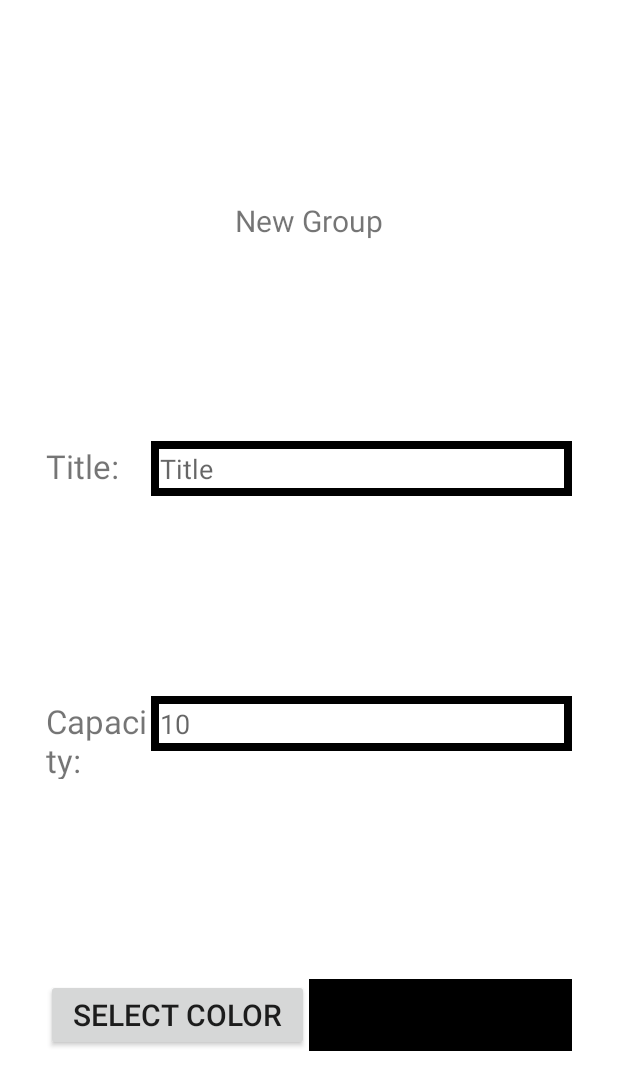
After one commit to asTravars33/TaskMasterMobile, an Android app: the layout create_group_form.xml on its own in the app's theme, with its tools: preview values and no code run, on a phone screen of 412 x 824 dp. The commit adds this screen. Shown: the top 1090 px of the screen. Run offline under Robolectric (Android 15) with nearby library versions, the phone set to English and light mode, and no system bars.

Commit message:
Add feature for adding new group

```diff
--- a/app/src/main/AndroidManifest.xml
+++ b/app/src/main/AndroidManifest.xml
@@ -38,6 +38,11 @@
             android:parentActivityName=".MainActivity">
 
         </activity>
+        <activity
+            android:name=".GroupsActivity"
+            android:parentActivityName=".MainActivity">
+
+        </activity>
     </application>
 
 </manifest>
--- a/app/src/main/java/com/wangjessica/taskmaster/MainActivity.java
+++ b/app/src/main/java/com/wangjessica/taskmaster/MainActivity.java
@@ -174,6 +174,7 @@ public class MainActivity extends AppCompatActivity implements CreateTodoDialogF
     }
     public void gotoGroups(View view){
         Intent intent = new Intent(MainActivity.this, GroupsActivity.class);
+        System.out.println("Starting Groups intent");
         startActivity(intent);
     }
     public void gotoProfile(View view){
--- /dev/null
+++ b/app/src/main/res/layout/create_group_form.xml
@@ -0,0 +1,102 @@
+<?xml version="1.0" encoding="utf-8"?>
+<androidx.constraintlayout.widget.ConstraintLayout xmlns:android="http://schemas.android.com/apk/res/android"
+    android:layout_width="match_parent"
+    android:layout_height="match_parent"
+    xmlns:app="http://schemas.android.com/apk/res-auto">
+    <TextView
+        android:id="@+id/title"
+        android:text="New Group"
+        android:layout_height="wrap_content"
+        android:layout_width="wrap_content"
+        android:textSize="20sp"
+        android:layout_marginTop="10dp"
+        app:layout_constraintLeft_toLeftOf="parent"
+        app:layout_constraintRight_toRightOf="parent"
+        app:layout_constraintTop_toTopOf="parent"
+        app:layout_constraintBottom_toTopOf="@id/edit_name"/>
+    <LinearLayout
+        android:id="@+id/edit_name"
+        android:layout_width="0dp"
+        app:layout_constraintWidth_percent="0.85"
+        android:layout_height="wrap_content"
+        android:layout_marginTop="10dp"
+        app:layout_constraintLeft_toLeftOf="parent"
+        app:layout_constraintRight_toRightOf="parent"
+        app:layout_constraintTop_toBottomOf="@id/title"
+        app:layout_constraintBottom_toTopOf="@id/edit_capacity"
+        android:weightSum="1"
+        android:orientation="horizontal">
+        <TextView
+            android:id="@+id/name_label"
+            android:text="Title: "
+            android:textSize="22sp"
+            android:layout_height="wrap_content"
+            android:layout_width="0dp"
+            android:layout_weight = "0.2" />
+        <EditText
+            android:id="@+id/name"
+            android:layout_height="wrap_content"
+            android:background="@drawable/inputs"
+            android:hint="Title"
+            android:padding="6dp"
+            android:layout_width="0dp"
+            android:layout_weight = "0.8" />
+    </LinearLayout>
+    <LinearLayout
+        android:id="@+id/edit_capacity"
+        android:layout_width="0dp"
+        app:layout_constraintWidth_percent="0.85"
+        android:layout_height="wrap_content"
+        app:layout_constraintLeft_toLeftOf="parent"
+        app:layout_constraintRight_toRightOf="parent"
+        app:layout_constraintTop_toBottomOf="@id/edit_name"
+        app:layout_constraintBottom_toTopOf="@id/edit_color"
+        android:layout_marginTop="10dp"
+        android:weightSum="1"
+        android:orientation="horizontal">
+        <TextView
+            android:id="@+id/capacity_label"
+            android:text="Capacity:"
+            android:textSize="22sp"
+            android:layout_height="wrap_content"
+            android:layout_width="0dp"
+            android:layout_weight = "0.2" />
+        <EditText
+            android:id="@+id/capacity"
+            android:layout_height="wrap_content"
+            android:background="@drawable/inputs"
+            android:hint="10"
+            android:padding="6dp"
+            android:layout_width="0dp"
+            android:layout_weight = "0.8" />
+    </LinearLayout>
+    <LinearLayout
+        android:id="@+id/edit_color"
+        android:layout_width="0dp"
+        app:layout_constraintWidth_percent="0.85"
+        android:layout_height="wrap_content"
+        app:layout_constraintLeft_toLeftOf="parent"
+        app:layout_constraintRight_toRightOf="parent"
+        app:layout_constraintTop_toBottomOf="@id/edit_capacity"
+        app:layout_constraintBottom_toBottomOf="parent"
+        android:layout_marginTop="10dp"
+        android:weightSum="1"
+        android:orientation="horizontal">
+        <androidx.appcompat.widget.AppCompatButton
+            android:id="@+id/color_button"
+            android:text="Select Color"
+            android:textSize="20sp"
+            android:layout_height="wrap_content"
+            android:layout_width="0dp"
+            android:layout_weight = "0.5" />
+        <View
+            android:id="@+id/color"
+            android:layout_height="match_parent"
+            android:background="@color/black"
+            android:padding="4dp"
+            android:layout_width="0dp"
+            android:layout_weight = "0.5" />
+    </LinearLayout>
+
+
+</androidx.constraintlayout.widget.ConstraintLayout>
```
Also changed, not shown: app/src/main/java/com/wangjessica/taskmaster/CreateGroupDialogFragment.java (added, +79 -0 lines), app/src/main/java/com/wangjessica/taskmaster/Group.java (+6 -1 lines), app/src/main/java/com/wangjessica/taskmaster/GroupsActivity.java (+47 -6 lines).
